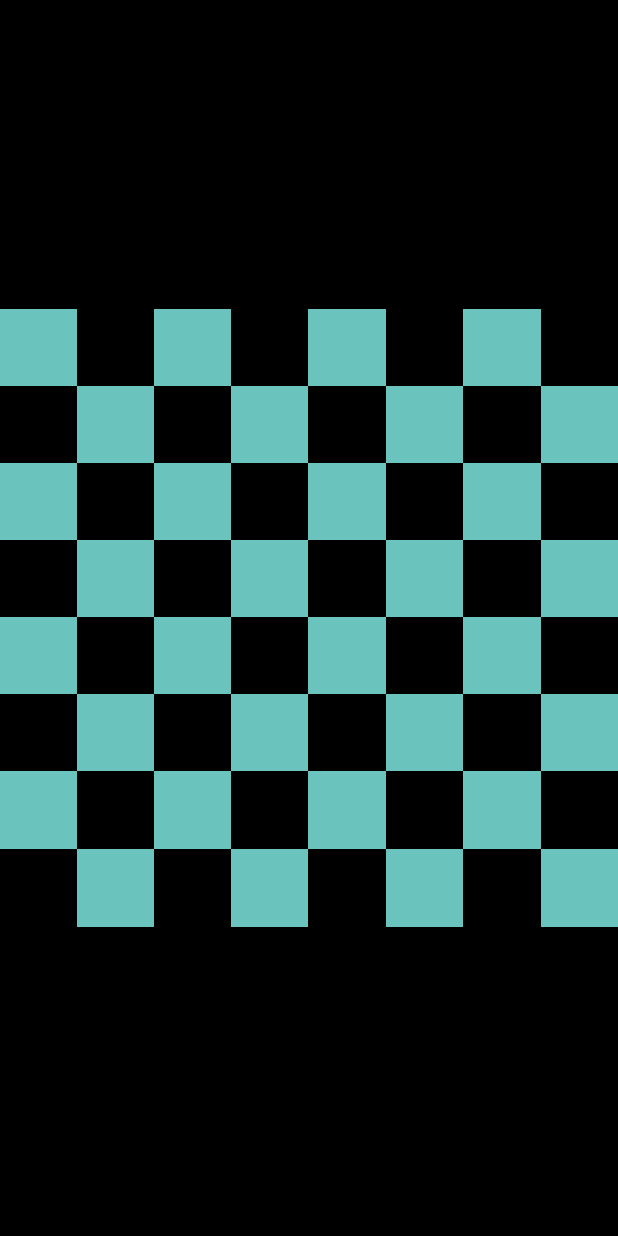
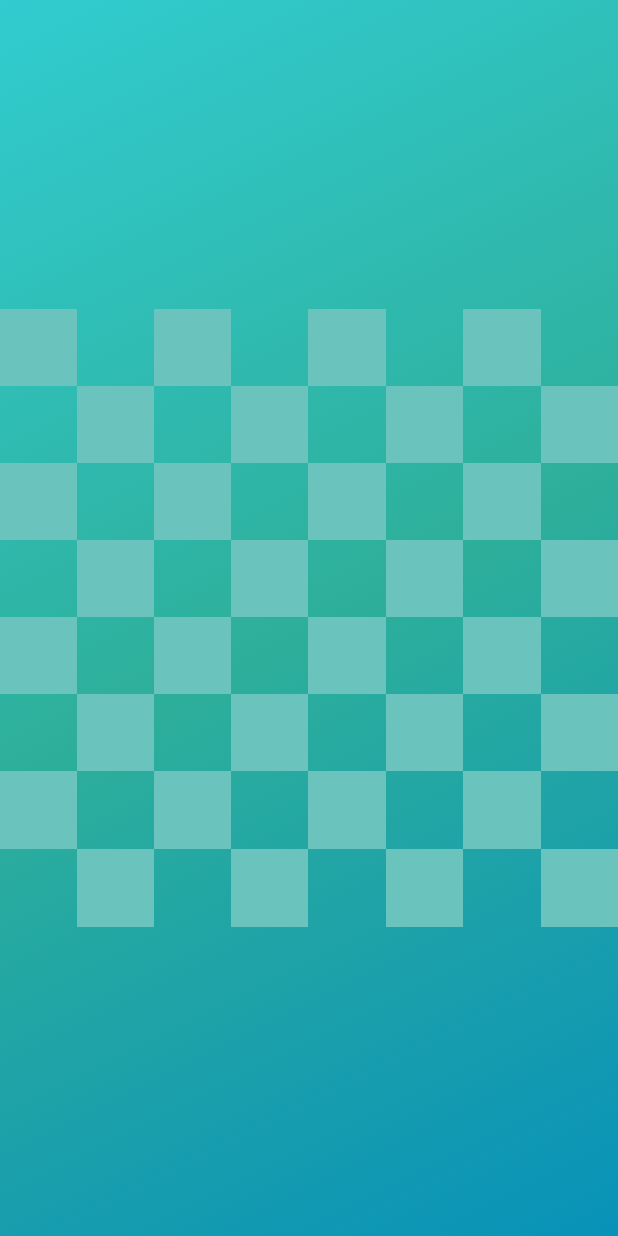
Before and after one commit to vigneshsaravanakumar404/Chess, an Android app: the screen it shows after launch (MainActivity), on a phone screen of 412 x 824 dp. Run offline under Robolectric (Android 15) with nearby library versions, the phone set to English and light mode, and no system bars; our stand-ins replace Firebase (no records; nobody signed in at launch, a user with empty details on screens opened directly).

Commit message:
Better background

```diff
--- a/app/src/main/java/com/example/chess/MainActivity.java
+++ b/app/src/main/java/com/example/chess/MainActivity.java
@@ -1,6 +1,7 @@
 package com.example.chess;
 
 import android.graphics.Color;
+import android.graphics.drawable.AnimationDrawable;
 import android.os.Bundle;
 import android.util.DisplayMetrics;
 import android.view.ViewGroup;
@@ -8,11 +9,13 @@ import android.widget.GridLayout;
 import android.widget.ImageView;
 
 import androidx.appcompat.app.AppCompatActivity;
+import androidx.constraintlayout.widget.ConstraintLayout;
 
 public class MainActivity extends AppCompatActivity {
 
     // Variables
     GridLayout chessboard;
+    ConstraintLayout mainLayout;
 
     @Override
     protected void onCreate(Bundle savedInstanceState) {
@@ -21,11 +24,16 @@ public class MainActivity extends AppCompatActivity {
 
         // Variables
         chessboard = findViewById(R.id.chessboard);
+        mainLayout = findViewById(R.id.mainLayout);
 
         // Initialize
-        getWindow().getDecorView().setBackgroundColor(Color.BLACK);
+        AnimationDrawable animationDrawable = (AnimationDrawable) mainLayout.getBackground();
+        animationDrawable.setEnterFadeDuration(2000);
+        animationDrawable.setExitFadeDuration(2000);
+        //animationDrawable.start();
         setChessboardDimensions();
         createSquares();
+
     }
 
     // Methods
--- /dev/null
+++ b/app/src/main/res/drawable/backgroundone.xml
@@ -0,0 +1,8 @@
+<?xml version="1.0" encoding="utf-8"?>
+<selector xmlns:android="http://schemas.android.com/apk/res/android">
+    <item>
+        <shape>
+            <gradient android:angle="135" android:centerColor="#2eaf9b" android:endColor="#31ccd0" android:startColor="#0892b9" />
+        </shape>
+    </item>
+</selector>
--- /dev/null
+++ b/app/src/main/res/drawable/backgroundtwo.xml
@@ -0,0 +1,6 @@
+<?xml version="1.0" encoding="utf-8"?>
+<selector xmlns:android="http://schemas.android.com/apk/res/android">
+    <shape>
+        <gradient android:angle="135" android:centerColor="#2eaf9b" android:endColor="#0892b9" android:startColor="#31ccd0" />
+    </shape>
+</selector>
--- /dev/null
+++ b/app/src/main/res/drawable/gradientlist.xml
@@ -0,0 +1,9 @@
+<?xml version="1.0" encoding="utf-8"?>
+<animation-list xmlns:android="http://schemas.android.com/apk/res/android">
+    <item
+        android:drawable="@drawable/backgroundone"
+        android:duration="2000" />
+    <item
+        android:drawable="@drawable/backgroundtwo"
+        android:duration="2000" />
+</animation-list>
--- a/app/src/main/res/layout/activity_main.xml
+++ b/app/src/main/res/layout/activity_main.xml
@@ -1,8 +1,10 @@
 <?xml version="1.0" encoding="utf-8"?>
 <androidx.constraintlayout.widget.ConstraintLayout xmlns:android="http://schemas.android.com/apk/res/android"
     xmlns:app="http://schemas.android.com/apk/res-auto"
+    android:id="@+id/mainLayout"
     android:layout_width="match_parent"
-    android:layout_height="match_parent">
+    android:layout_height="match_parent"
+    android:background="@drawable/gradientlist">
 
     <GridLayout
         android:id="@+id/chessboard"
```
